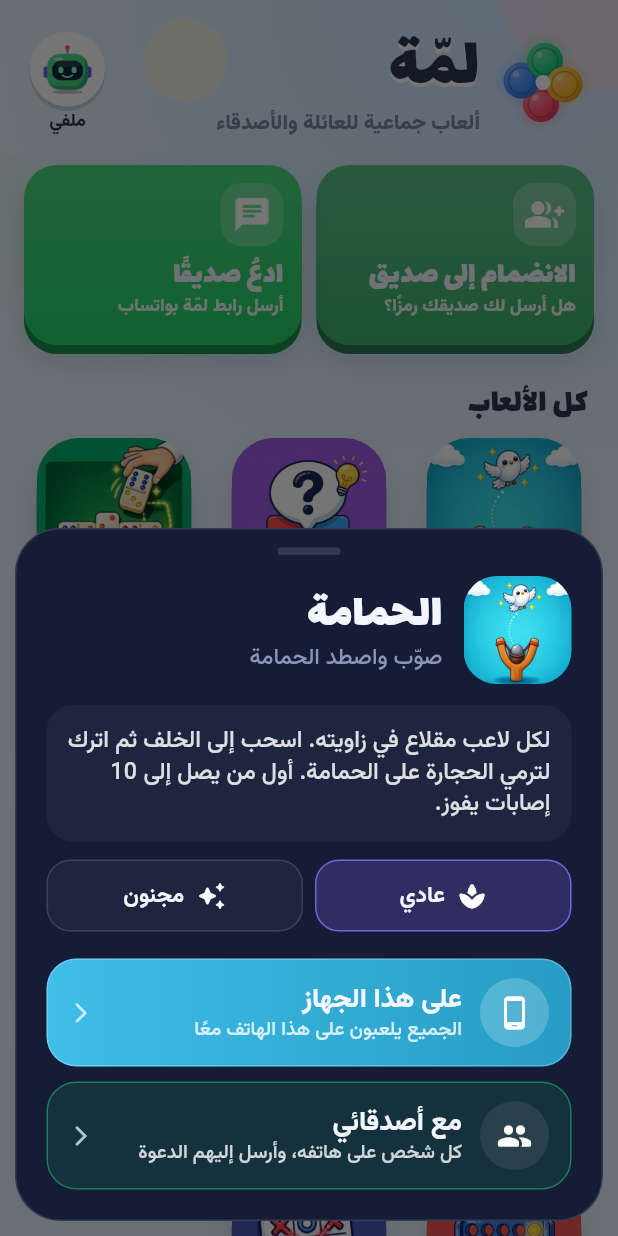
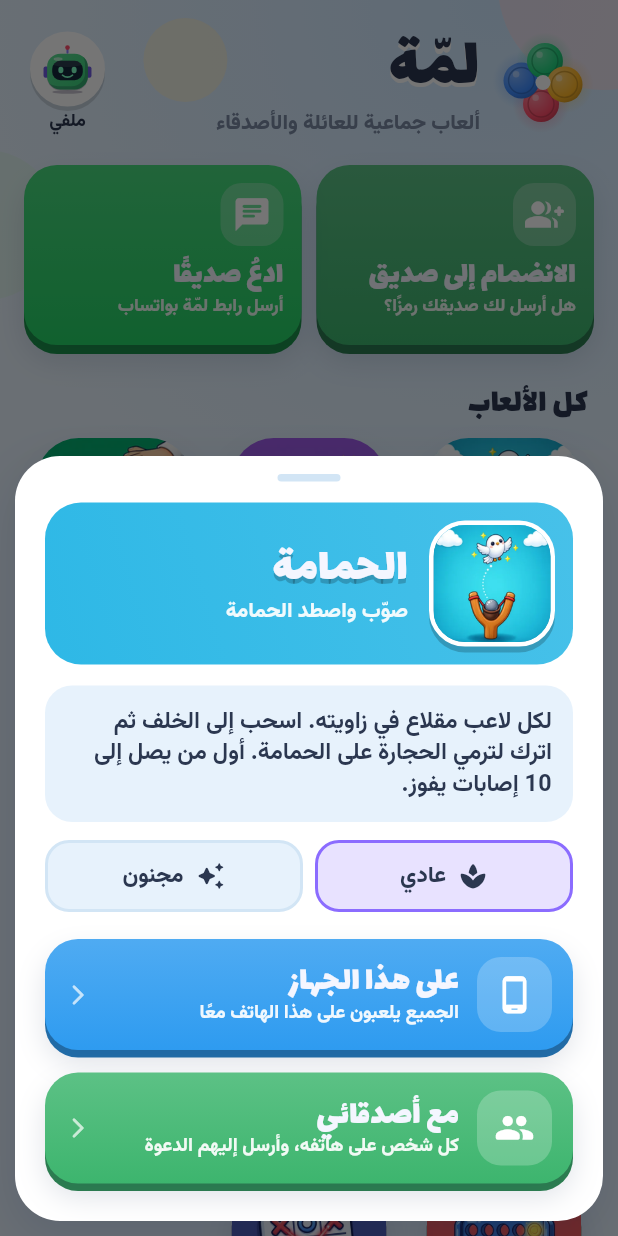
Before and after one commit to DrAhmed19/lamma, a Flutter app: the screen it shows after launch, after a tap on "الحمامة", on a phone screen of 412 x 824 dp. Run offline on Flutter 3.47's test engine with Material 3 defaults, Android fonts, the phone set to English and light mode, and no system bars; our stand-ins replace app_links, audioplayers, open_filex, qr_flutter, share_plus, shared_preferences and 1 more; missing offline and left inert: dart:js_interop; network calls fail.

Commit message:
إعادة التصميم (مرحلة 3ب): نافذة اللعبة بالثيم الفاتح (ترويسة بلون اللعبة، أزرار Chunky، اختيار العدد)
Co-Authored-By: Claude Sonnet 5.5 <noreply@anthropic.com>
Claude-Session: https://claude.ai/code/session_01Wyjf8ARjfC4NrfDiBTMT8W

```diff
--- a/lib/ui/home.dart
+++ b/lib/ui/home.dart
@@ -328,11 +328,11 @@ class _GameSheetState extends State<_GameSheet> {
         builder: (ctx) => Container(
           margin: const EdgeInsets.all(10),
           padding: const EdgeInsets.fromLTRB(18, 18, 18, 22),
-          decoration: BoxDecoration(color: C.surface, borderRadius: BorderRadius.circular(28), border: Border.all(color: C.line)),
+          decoration: BoxDecoration(color: Colors.white, borderRadius: BorderRadius.circular(28)),
           child: Column(
             mainAxisSize: MainAxisSize.min,
             children: [
-              Text('كم عدد اللاعبين؟', style: display(28)),
+              Text('كم عدد اللاعبين؟', style: display(28, color: L.ink)),
               const SizedBox(height: 14),
               Row(
                 children: [
@@ -345,14 +345,14 @@ class _GameSheetState extends State<_GameSheet> {
                           child: Container(
                             height: 90,
                             decoration: BoxDecoration(
-                              color: alpha(C.accent, 0.15),
+                              color: L.sky,
                               borderRadius: BorderRadius.circular(20),
-                              border: Border.all(color: alpha(C.accent, 0.6)),
+                              boxShadow: const [BoxShadow(color: L.sky2, offset: Offset(0, 4))],
                             ),
                             child: Column(
                               mainAxisAlignment: MainAxisAlignment.center,
                               children: [
-                                Text('$k', style: display(38)),
+                                Text('$k', style: display(38, color: L.ink)),
                                 Row(
                                   mainAxisAlignment: MainAxisAlignment.center,
                                   children: [
@@ -422,41 +422,55 @@ class _GameSheetState extends State<_GameSheet> {
         child: Container(
           margin: const EdgeInsets.all(10),
           padding: EdgeInsets.fromLTRB(20, 12, 20, 20 + MediaQuery.paddingOf(context).bottom),
-          decoration: BoxDecoration(color: C.surface, borderRadius: BorderRadius.circular(30), border: Border.all(color: C.line)),
+          decoration: BoxDecoration(color: Colors.white, borderRadius: BorderRadius.circular(30), boxShadow: const [BoxShadow(color: Color(0x331E325A), blurRadius: 30, offset: Offset(0, 10))]),
           child: SingleChildScrollView(
             child: Column(
               mainAxisSize: MainAxisSize.min,
               crossAxisAlignment: CrossAxisAlignment.stretch,
               children: [
                 Center(
-                  child: Container(width: 42, height: 5, decoration: BoxDecoration(color: C.line, borderRadius: BorderRadius.circular(3))),
+                  child: Container(width: 42, height: 5, decoration: BoxDecoration(color: L.sky2, borderRadius: BorderRadius.circular(3))),
                 ),
                 const SizedBox(height: 14),
-                Row(
+                Container(
+                  padding: const EdgeInsets.all(12),
+                  decoration: BoxDecoration(
+                    borderRadius: BorderRadius.circular(24),
+                    gradient: LinearGradient(begin: Alignment.topRight, end: Alignment.bottomLeft, colors: [lighten(g.colors[0], 0.12), g.colors[0]]),
+                  ),
+                  child: Row(
                     children: [
-                    GameArt(g.id, fallback: g.icon, size: 72, radius: 22),
+                      Container(
+                        decoration: BoxDecoration(
+                          borderRadius: BorderRadius.circular(24),
+                          border: Border.all(color: Colors.white, width: 3),
+                          boxShadow: const [BoxShadow(color: Color(0x33000000), offset: Offset(0, 4))],
+                        ),
+                        child: GameArt(g.id, fallback: g.icon, size: 78, radius: 21),
+                      ),
                       const SizedBox(width: 14),
                       Expanded(
                         child: Column(
                           crossAxisAlignment: CrossAxisAlignment.start,
                           children: [
-                          Text(g.title, style: display(32)),
-                          Text(g.tagline, style: body(15, color: C.muted)),
+                            Text(g.title, style: display(32, shadows: const [Shadow(color: Color(0x33000000), offset: Offset(0, 3))])),
+                            Text(g.tagline, style: body(14, weight: FontWeight.w800, color: alpha(Colors.white, 0.92))),
                           ],
                         ),
                       ),
                     ],
                   ),
+                ),
                 const SizedBox(height: 14),
                 Container(
                   padding: const EdgeInsets.all(14),
-                  decoration: BoxDecoration(color: alpha(Colors.white, 0.04), borderRadius: BorderRadius.circular(18)),
+                  decoration: BoxDecoration(color: L.sky, borderRadius: BorderRadius.circular(18)),
                   child: AnimatedSwitcher(
                     duration: const Duration(milliseconds: 200),
                     child: Text(
                       _crazy ? g.crazyHowTo! : g.howTo,
                       key: ValueKey(_crazy),
-                      style: body(15.5, color: alpha(Colors.white, 0.85)),
+                      style: body(15.5, weight: FontWeight.w700, color: L.ink),
                     ),
                   ),
                 ),
@@ -490,7 +504,7 @@ class _GameSheetState extends State<_GameSheet> {
                     icon: Icons.phone_android_rounded,
                     title: 'على هذا الجهاز',
                     subtitle: g.play != null ? 'وحدك ضد الكمبيوتر أو مع من حولك' : 'الجميع يلعبون على هذا الهاتف معًا',
-                    color: g.colors[0],
+                    color: const Color(0xFF2E9BF0),
                     primary: true,
                     onTap: _here,
                   ),
@@ -501,14 +515,14 @@ class _GameSheetState extends State<_GameSheet> {
                     icon: Icons.people_rounded,
                     title: 'مع أصدقائي',
                     subtitle: g.local ? 'كل شخص على هاتفه، وأرسل إليهم الدعوة' : 'كل شخص على هاتفه (${g.playersLabel})',
-                    color: const Color(0xFF16B46A),
+                    color: const Color(0xFF3DB56E),
                     primary: !g.local,
                     onTap: _friends,
                   ),
                 ],
                 if (!g.local && !canFriends) ...[
                   const SizedBox(height: 18),
-                  Text('تحتاج هذه اللعبة إلى أن يلعب كل شخص على هاتفه.', textAlign: TextAlign.center, style: body(14, color: C.muted)),
+                  Text('تحتاج هذه اللعبة إلى أن يلعب كل شخص على هاتفه.', textAlign: TextAlign.center, style: body(14, weight: FontWeight.w800, color: L.muted)),
                 ],
                 if (canOthers) ...[
                   const SizedBox(height: 10),
@@ -516,7 +530,7 @@ class _GameSheetState extends State<_GameSheet> {
                     icon: Icons.public_rounded,
                     title: 'مع لاعبين آخرين',
                     subtitle: 'العب مع أشخاص آخرين عبر الإنترنت',
-                    color: const Color(0xFF3D8BFF),
+                    color: const Color(0xFF9B5DE5),
                     onTap: _others,
                   ),
                 ],
@@ -547,37 +561,32 @@ class _Choice extends StatelessWidget {
 
   @override
   Widget build(BuildContext context) {
-    return Pressable(
+    return Chunky(
+      color: color,
       onTap: onTap,
-      child: Container(
+      radius: 22,
+      edge: 5,
       padding: const EdgeInsets.symmetric(horizontal: 14, vertical: 12),
-        decoration: BoxDecoration(
-          gradient: primary ? LinearGradient(colors: [lighten(color, 0.08), darken(color, 0.15)]) : null,
-          color: primary ? null : alpha(color, 0.14),
-          borderRadius: BorderRadius.circular(20),
-          border: Border.all(color: alpha(primary ? Colors.white : color, primary ? 0.25 : 0.6)),
-        ),
       child: Row(
         children: [
           Container(
-              width: 46,
-              height: 46,
-              decoration: BoxDecoration(color: alpha(Colors.white, primary ? 0.2 : 0.08), shape: BoxShape.circle),
-              child: Icon(icon, color: Colors.white, size: 24),
+            width: 50,
+            height: 50,
+            decoration: BoxDecoration(color: alpha(Colors.white, 0.22), borderRadius: BorderRadius.circular(16)),
+            child: Icon(icon, color: Colors.white, size: 27),
           ),
           const SizedBox(width: 12),
           Expanded(
             child: Column(
               crossAxisAlignment: CrossAxisAlignment.start,
               children: [
-                  Text(title, style: body(18, weight: FontWeight.w800)),
-                  Text(subtitle, style: body(13, color: alpha(Colors.white, 0.8))),
+                Text(title, style: display(23)),
+                Text(subtitle, style: body(12.5, weight: FontWeight.w800, color: alpha(Colors.white, 0.92))),
               ],
             ),
           ),
           const Icon(Icons.arrow_back_ios_new_rounded, color: Colors.white70, size: 16),
         ],
-        ),
       ),
     );
   }
@@ -596,15 +605,15 @@ class _ModeTile extends StatelessWidget {
       height: 48,
       decoration: BoxDecoration(
         borderRadius: BorderRadius.circular(16),
-        color: selected ? alpha(color, 0.22) : alpha(Colors.white, 0.04),
-        border: Border.all(color: selected ? alpha(color, 0.8) : C.line),
+        color: selected ? alpha(color, 0.2) : L.sky,
+        border: Border.all(color: selected ? color : L.sky2, width: 2),
       ),
       child: Row(
         mainAxisAlignment: MainAxisAlignment.center,
         children: [
-          Icon(icon, size: 20, color: Colors.white),
+          Icon(icon, size: 20, color: L.ink),
           const SizedBox(width: 8),
-          Text(label, style: body(15, weight: FontWeight.w700)),
+          Text(label, style: body(15, weight: FontWeight.w800, color: L.ink)),
         ],
       ),
     );
```
Lines whose indentation alone changed are shown as unchanged.
